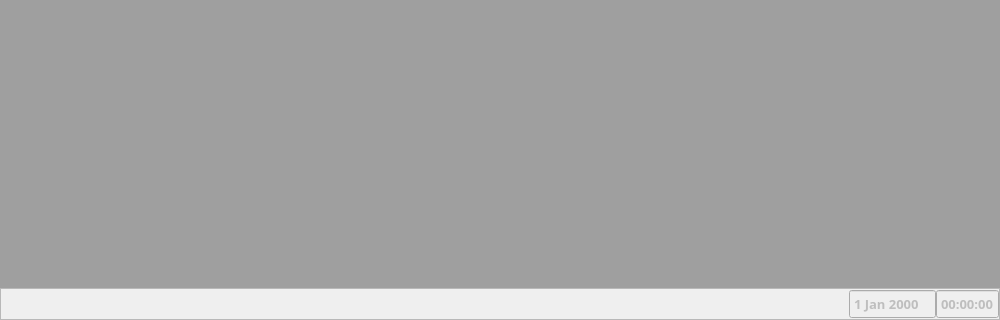
Qt form app/views/ui/main_window.ui (RafaelOmega/Fabrica_2.0) before a commit; both pictures show x 0 to 1000 and y 280 to 600 of the 1000 by 600 pixel window.
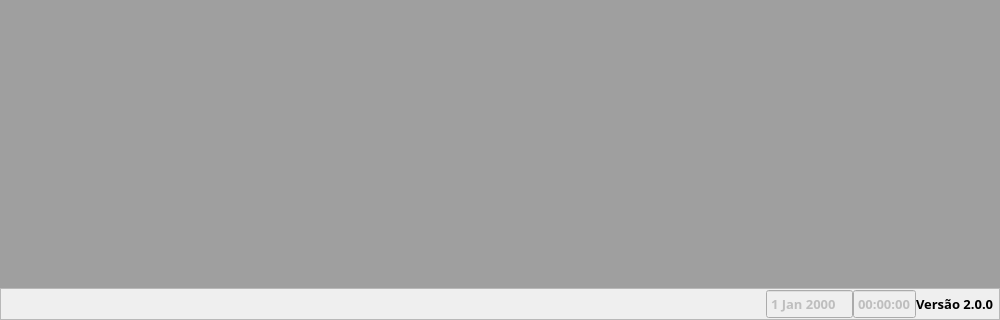
The same form after that commit.

Commit message: Adicionado a versão do sistema no main_window

```diff
--- a/app/views/ui/main_window.ui
+++ b/app/views/ui/main_window.ui
@@ -152,6 +152,41 @@
          </property>
         </widget>
        </item>
+       <item>
+        <widget class="QLabel" name="label">
+         <property name="minimumSize">
+          <size>
+           <width>0</width>
+           <height>30</height>
+          </size>
+         </property>
+         <property name="maximumSize">
+          <size>
+           <width>16777215</width>
+           <height>30</height>
+          </size>
+         </property>
+         <property name="text">
+          <string>Versão 2.0.0</string>
+         </property>
+        </widget>
+       </item>
+       <item>
+        <spacer name="horizontalSpacer_2">
+         <property name="orientation">
+          <enum>Qt::Orientation::Horizontal</enum>
+         </property>
+         <property name="sizeType">
+          <enum>QSizePolicy::Policy::Fixed</enum>
+         </property>
+         <property name="sizeHint" stdset="0">
+          <size>
+           <width>5</width>
+           <height>30</height>
+          </size>
+         </property>
+        </spacer>
+       </item>
       </layout>
      </widget>
     </item>
```
The commit also changes 1 other file.
